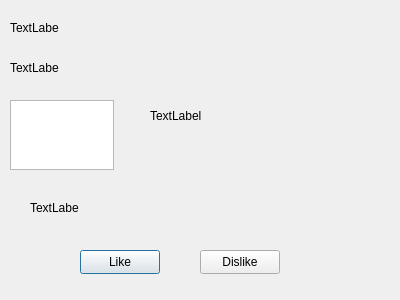
The window that third.ui (YupiSoftwarePunk/Flirt-Finder) describes before a commit, drawn with Qt 5.
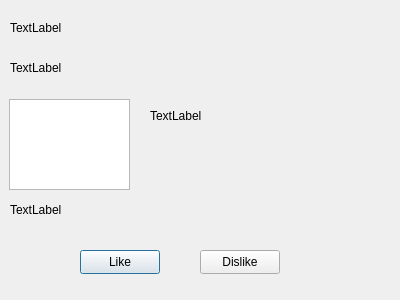
The same window after the commit.

Commit message: Fixed parsing matching data from db in third page

```diff
--- a/third.ui
+++ b/third.ui
@@ -31,7 +31,7 @@
     <rect>
      <x>10</x>
      <y>60</y>
-     <width>49</width>
+     <width>121</width>
      <height>16</height>
     </rect>
    </property>
@@ -44,7 +44,7 @@
     <rect>
      <x>10</x>
      <y>20</y>
-     <width>49</width>
+     <width>131</width>
      <height>16</height>
     </rect>
    </property>
@@ -55,26 +55,16 @@
   <widget class="QLabel" name="profileCity">
    <property name="geometry">
     <rect>
-     <x>30</x>
+     <x>10</x>
      <y>200</y>
-     <width>49</width>
-     <height>16</height>
+     <width>111</width>
+     <height>20</height>
     </rect>
    </property>
    <property name="text">
     <string>TextLabel</string>
    </property>
   </widget>
-  <widget class="QTextEdit" name="profileHobbies">
-   <property name="geometry">
-    <rect>
-     <x>10</x>
-     <y>100</y>
-     <width>104</width>
-     <height>70</height>
-    </rect>
-   </property>
-  </widget>
   <widget class="QPushButton" name="likeButton">
    <property name="geometry">
     <rect>
@@ -114,7 +104,18 @@
     <number>1</number>
    </property>
    <widget class="QWidget" name="page"/>
-   <widget class="QWidget" name="page_2"/>
+   <widget class="QWidget" name="page_2">
+    <widget class="QTextEdit" name="profileHobbies">
+     <property name="geometry">
+      <rect>
+       <x>10</x>
+       <y>100</y>
+       <width>121</width>
+       <height>91</height>
+      </rect>
+     </property>
+    </widget>
+   </widget>
   </widget>
   <zorder>stackedWidget</zorder>
   <zorder>profilePhoto</zorder>
```
Left out of the diff: 1 changed line with no effect on the pictures. The commit also changes 4 other files.
